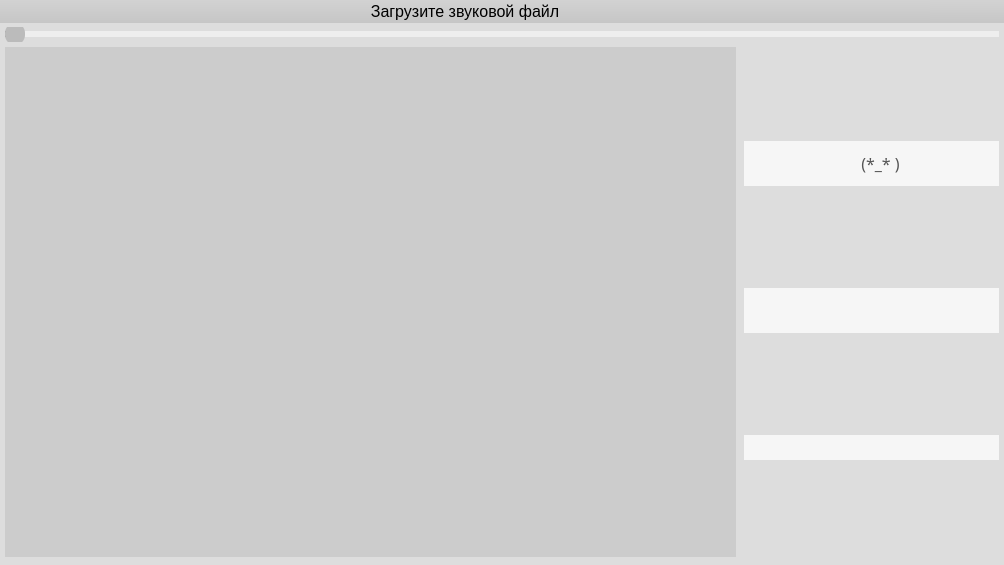
Above: gui_beat.ui from art1415926535/Audio-processing before the change. Below: the same form after it.
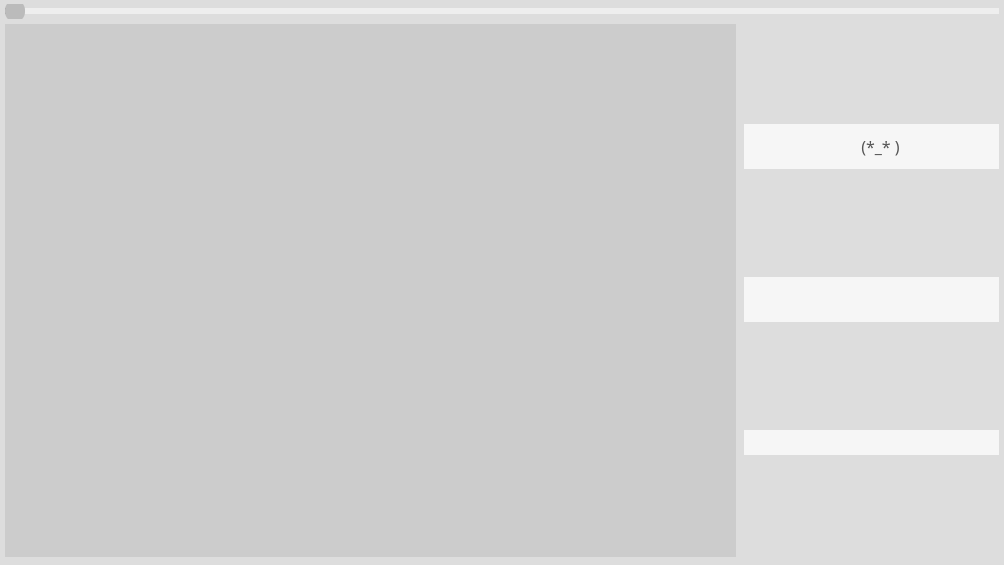
That is the form after the change. Icons and pictures are not drawn.

```diff
--- a/gui_beat.ui
+++ b/gui_beat.ui
@@ -18,8 +18,8 @@
   </property>
   <property name="maximumSize">
    <size>
-    <width>1004</width>
-    <height>565</height>
+    <width>16777215</width>
+    <height>16777215</height>
    </size>
   </property>
   <property name="font">
@@ -44,141 +44,15 @@
    <property name="margin">
     <number>0</number>
    </property>
-   <item>
-    <widget class="QWidget" name="top_2" native="true">
-     <property name="styleSheet">
-      <string notr="true">QWidget{
-
-  background-color: qlineargradient(spread:reflect, x1:1, y1:0, x2:1, y2:1, stop:0 rgba(210, 210, 210, 255), stop:1 rgba(198, 198, 198, 255))
-}
-
-QWidget:active{
-	background-color:  qlineargradient(spread:reflect, x1:1, y1:0, x2:1, y2:1, stop:0.125 rgba(38, 220, 214, 255), stop:1 rgba(138, 200, 200, 255))
-}
-
-QPushButton{
-  border: none;
-}
-
-QPushButton:hover{
-  background-color:rgba(255, 255, 255, 70);
-}</string>
-     </property>
-     <layout class="QHBoxLayout" name="top">
-      <property name="spacing">
-       <number>0</number>
-      </property>
-      <property name="margin">
-       <number>0</number>
-      </property>
-      <item>
-       <widget class="QLabel" name="title_window_label">
-        <property name="minimumSize">
-         <size>
-          <width>0</width>
-          <height>23</height>
-         </size>
-        </property>
-        <property name="sizeIncrement">
-         <size>
-          <width>0</width>
-          <height>20</height>
-         </size>
-        </property>
-        <property name="font">
-         <font>
-          <family>Helvetica</family>
-          <pointsize>-1</pointsize>
-         </font>
-        </property>
-        <property name="mouseTracking">
-         <bool>true</bool>
-        </property>
-        <property name="styleSheet">
-         <string notr="true">font-size: 16px;
-font-family: 'Helvetica';</string>
-        </property>
-        <property name="text">
-         <string>Загрузите звуковой файл</string>
-        </property>
-        <property name="alignment">
-         <set>Qt::AlignCenter</set>
-        </property>
-       </widget>
-      </item>
-      <item>
-       <widget class="QPushButton" name="fullscreen_button">
-        <property name="sizePolicy">
-         <sizepolicy hsizetype="Minimum" vsizetype="Fixed">
-          <horstretch>0</horstretch>
-          <verstretch>0</verstretch>
-         </sizepolicy>
-        </property>
-        <property name="minimumSize">
-         <size>
-          <width>37</width>
-          <height>23</height>
-         </size>
-        </property>
-        <property name="maximumSize">
-         <size>
-          <width>20</width>
-          <height>20</height>
-         </size>
-        </property>
-        <property name="styleSheet">
-         <string notr="true"/>
-        </property>
-        <property name="text">
-         <string/>
-        </property>
-        <property name="icon">
-         <iconset resource="ico/material.qrc">
-          <normaloff>:/fullscreen_black/ic_fullscreen_black_48dp.png</normaloff>:/fullscreen_black/ic_fullscreen_black_48dp.png</iconset>
-        </property>
-       </widget>
-      </item>
-      <item>
-       <widget class="QPushButton" name="exit_button">
-        <property name="sizePolicy">
-         <sizepolicy hsizetype="Fixed" vsizetype="Fixed">
-          <horstretch>0</horstretch>
-          <verstretch>0</verstretch>
-         </sizepolicy>
-        </property>
-        <property name="minimumSize">
-         <size>
-          <width>37</width>
-          <height>23</height>
-         </size>
-        </property>
-        <property name="maximumSize">
-         <size>
-          <width>20</width>
-          <height>20</height>
-         </size>
-        </property>
-        <property name="sizeIncrement">
-         <size>
-          <width>0</width>
-          <height>0</height>
-         </size>
-        </property>
-        <property name="styleSheet">
-         <string notr="true"/>
-        </property>
-        <property name="text">
-         <string/>
-        </property>
-        <property name="icon">
-         <iconset resource="ico/material.qrc">
-          <normaloff>:/close_black/ic_close_black_48dp.png</normaloff>:/close_black/ic_close_black_48dp.png</iconset>
-        </property>
-       </widget>
-      </item>
-     </layout>
-    </widget>
-   </item>
+   <property name="topMargin">
+    <number>0</number>
+   </property>
+   <property name="rightMargin">
+    <number>0</number>
+   </property>
+   <property name="bottomMargin">
+    <number>0</number>
+   </property>
    <item>
     <layout class="QVBoxLayout" name="verticalLayout">
      <property name="spacing">
@@ -352,7 +226,7 @@
           <x>0</x>
           <y>0</y>
           <width>723</width>
-          <height>502</height>
+          <height>526</height>
          </rect>
         </property>
         <layout class="QVBoxLayout" name="verticalLayout_2">
```
Left out of the diff: 44 changed lines with no effect on the pictures.
